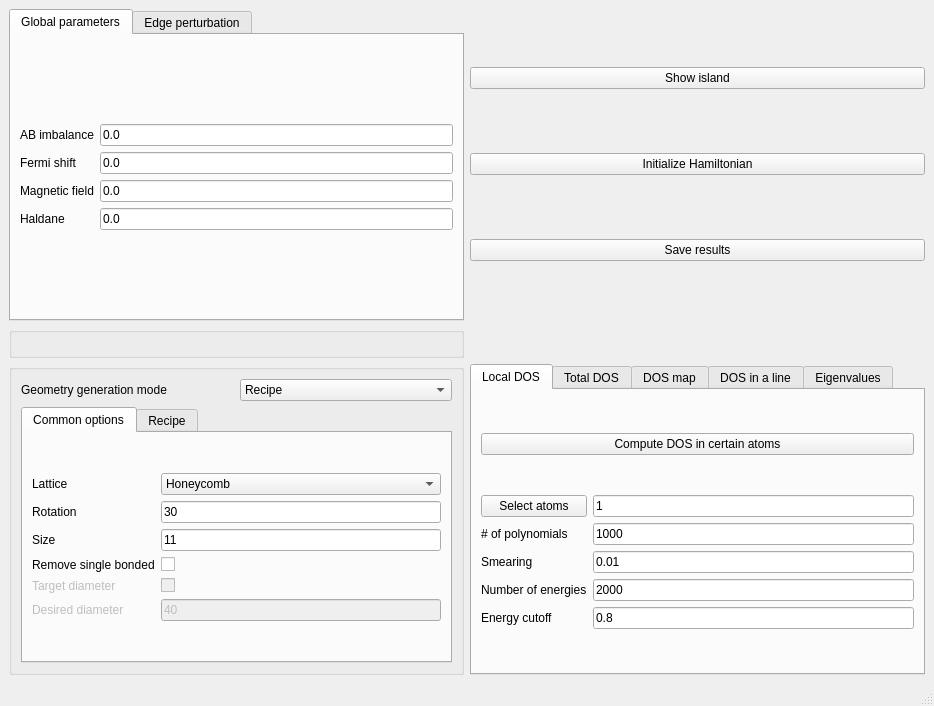
joselado/quantum-honeycomp, file development/interface-pyqt/huge_0d/interface.ui: the form before one commit.
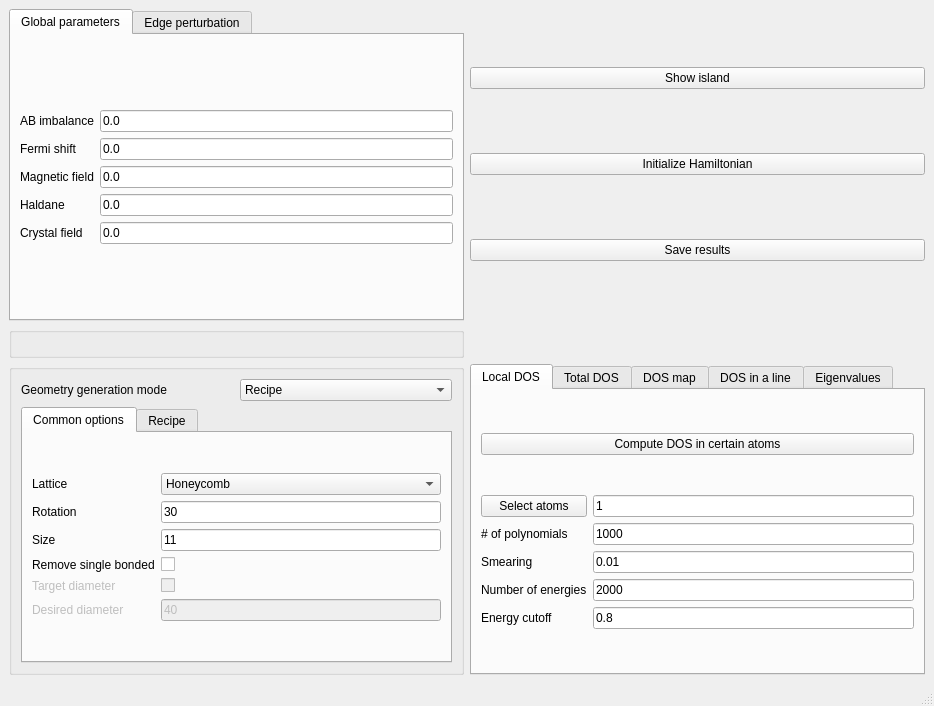
The form after the commit.

Diff of the .ui file:
```diff
--- a/development/interface-pyqt/huge_0d/interface.ui
+++ b/development/interface-pyqt/huge_0d/interface.ui
@@ -101,6 +101,23 @@
             </property>
            </widget>
           </item>
+          <item row="4" column="1">
+           <widget class="QLineEdit" name="crystalfield">
+            <property name="toolTip">
+             <string>Crystal field that makes the edge atoms inequivalent</string>
+            </property>
+            <property name="text">
+             <string>0.0</string>
+            </property>
+           </widget>
+          </item>
+          <item row="4" column="0">
+           <widget class="QLabel" name="label_38">
+            <property name="text">
+             <string>Crystal field</string>
+            </property>
+           </widget>
+          </item>
          </layout>
         </item>
        </layout>
```
